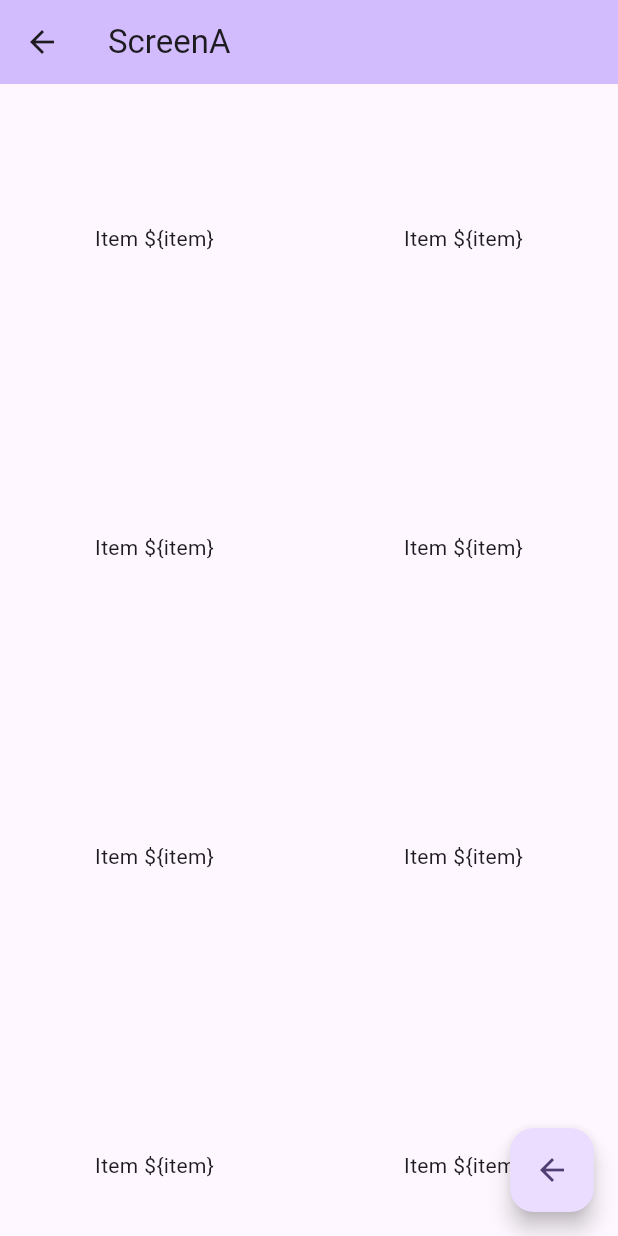
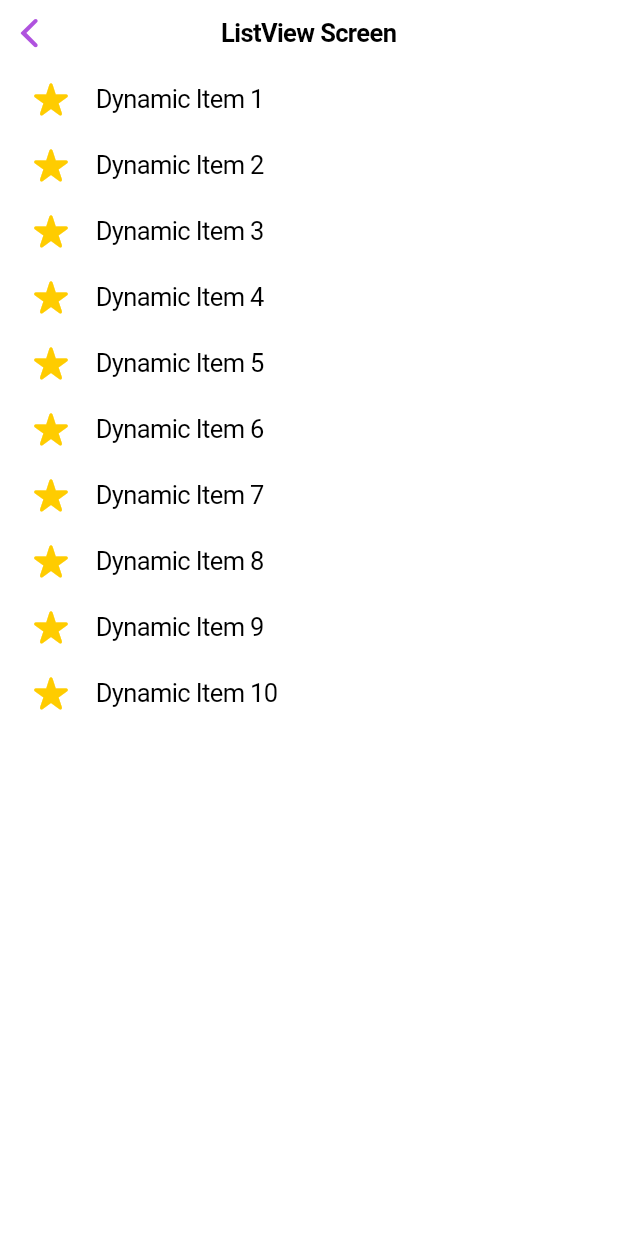
Before and after one commit to Cizerthapa/flutterclass, a Flutter app: the ScreenA screen opened directly, on a phone screen of 412 x 824 dp. Run offline on Flutter 3.47's test engine with Material 3 defaults, Android fonts, the phone set to English and light mode, and no system bars; our stand-ins replace carousel_slider.

Commit message:
feat/added two screens

```diff
--- a/lib/screens/screen_a.dart
+++ b/lib/screens/screen_a.dart
@@ -1,9 +1,7 @@
-import 'package:flutter/material.dart';
+import 'package:flutter/cupertino.dart';
 
 class ScreenA extends StatelessWidget {
   const ScreenA({super.key});
-
-  get gridDelegate => null;
 
   void goBack(BuildContext context) {
     Navigator.of(context).pop();
@@ -11,23 +9,25 @@ class ScreenA extends StatelessWidget {
 
   @override
   Widget build(BuildContext context) {
-    return Scaffold(
-      appBar: AppBar(
-        backgroundColor: Theme.of(context).colorScheme.inversePrimary,
-        title: Text("ScreenA"),
+    return CupertinoPageScaffold(
+      navigationBar: const CupertinoNavigationBar(
+        middle: Text("ListView Screen"),
       ),
-      body: GridView.count(
-        crossAxisCount: 2,
-        children: List.generate(20, (index) {
-          return Center(
-            child: Text('Item \${item}'),
-          );
-        }),
-      ),
-      floatingActionButton: FloatingActionButton(
-        onPressed: () => goBack(context),
-        tooltip: 'Back to previous',
-        child: const Icon(Icons.arrow_back),
+      child: Column(
+        children: [
+          Expanded(
+            child: ListView.builder(
+              itemCount: 10,
+              itemBuilder: (context, index) {
+                return CupertinoListTile(
+                  leading: const Icon(CupertinoIcons.star_fill,
+                      color: CupertinoColors.systemYellow),
+                  title: Text("Dynamic Item ${index + 1}"),
+                );
+              },
+            ),
+          ),
+        ],
       ),
     );
   }
```
Also changed, not shown: lib/main.dart (+90 -68 lines), lib/screens/screen_b.dart (added, +44 -0 lines), pubspec.yaml (+4 -4 lines), assets/home.jpg (added), pubspec.lock.
